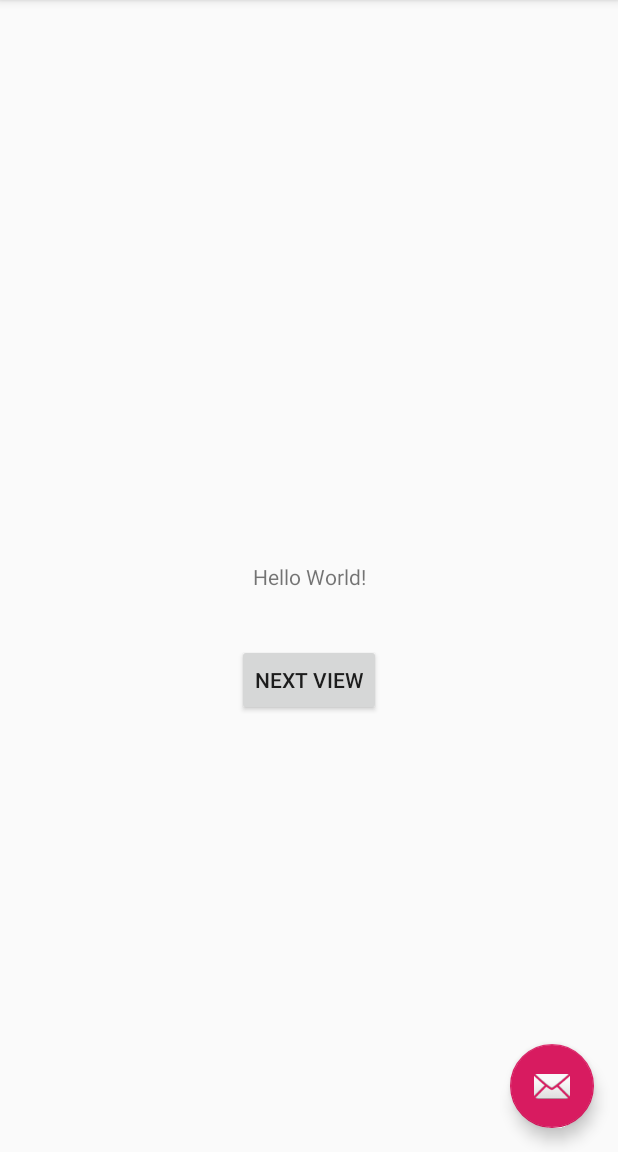
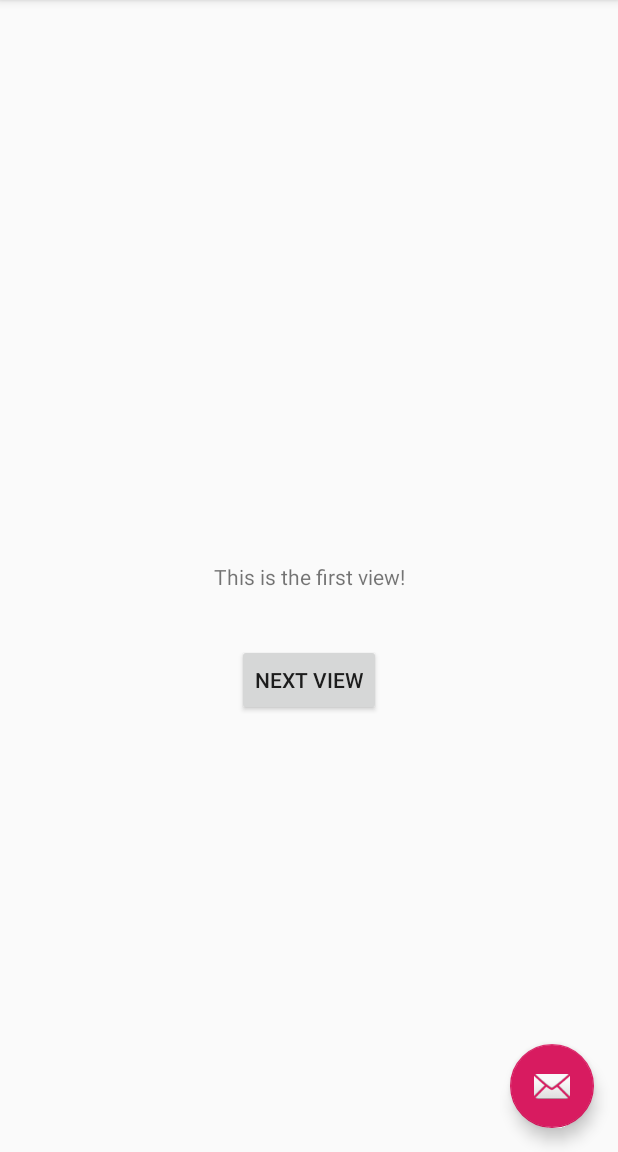
Before and after one commit to adrianapadilla/MyFirstAndroidApp, an Android app: the screen it shows after launch (MainActivity), after a tap on an icon or button, on a phone screen of 412 x 824 dp, the part 84-1236 px from its top. Run offline under Robolectric (Android 15) with nearby library versions, the phone set to English and light mode, and no system bars.

Commit message:
Two activities working

```diff
--- a/app/src/main/java/com/example/myfirstandroidapp/MainActivity.kt
+++ b/app/src/main/java/com/example/myfirstandroidapp/MainActivity.kt
@@ -25,7 +25,7 @@ class MainActivity : AppCompatActivity() {
 
         fab.setOnClickListener { view ->
             // create a Toast with some text, to appear for a short time
-            val myToast = Toast.makeText(view.context, "This is the message button!", Toast.LENGTH_SHORT)
+            val myToast = Toast.makeText(view.context, "This is a message button!", Toast.LENGTH_SHORT)
             // show the Toast
             myToast.show()
         }
--- a/app/src/main/java/com/example/myfirstandroidapp/SecondActivity.kt
+++ b/app/src/main/java/com/example/myfirstandroidapp/SecondActivity.kt
@@ -17,9 +17,10 @@ class SecondActivity : AppCompatActivity() {
 
         back_button.setOnClickListener { view ->
             // create a Toast with some text, to appear for a short time
-            val myToast = Toast.makeText(view.context, "This is the message button!", Toast.LENGTH_SHORT)
+//            val myToast = Toast.makeText(view.context, "This is the message button!", Toast.LENGTH_SHORT)
             // show the Toast
-            myToast.show()
+//            myToast.show()
+            this.finish()
         }
 
     }
--- a/app/src/main/res/layout/content_main.xml
+++ b/app/src/main/res/layout/content_main.xml
@@ -12,7 +12,7 @@
         android:id="@+id/textView2"
         android:layout_width="wrap_content"
         android:layout_height="wrap_content"
-        android:text="Hello World!"
+        android:text="This is the first view!"
         app:layout_constraintBottom_toBottomOf="parent"
         app:layout_constraintLeft_toLeftOf="parent"
         app:layout_constraintRight_toRightOf="parent"
```
Also changed, not shown: app/src/main/res/layout/activity_second.xml (+18 -5 lines).
